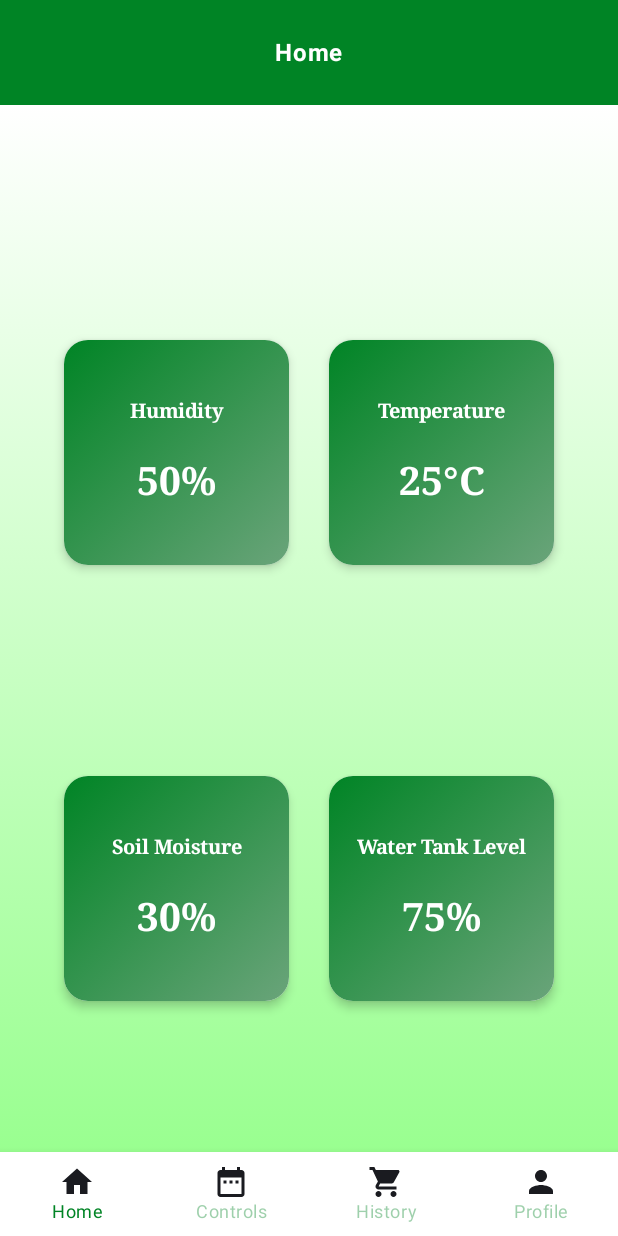
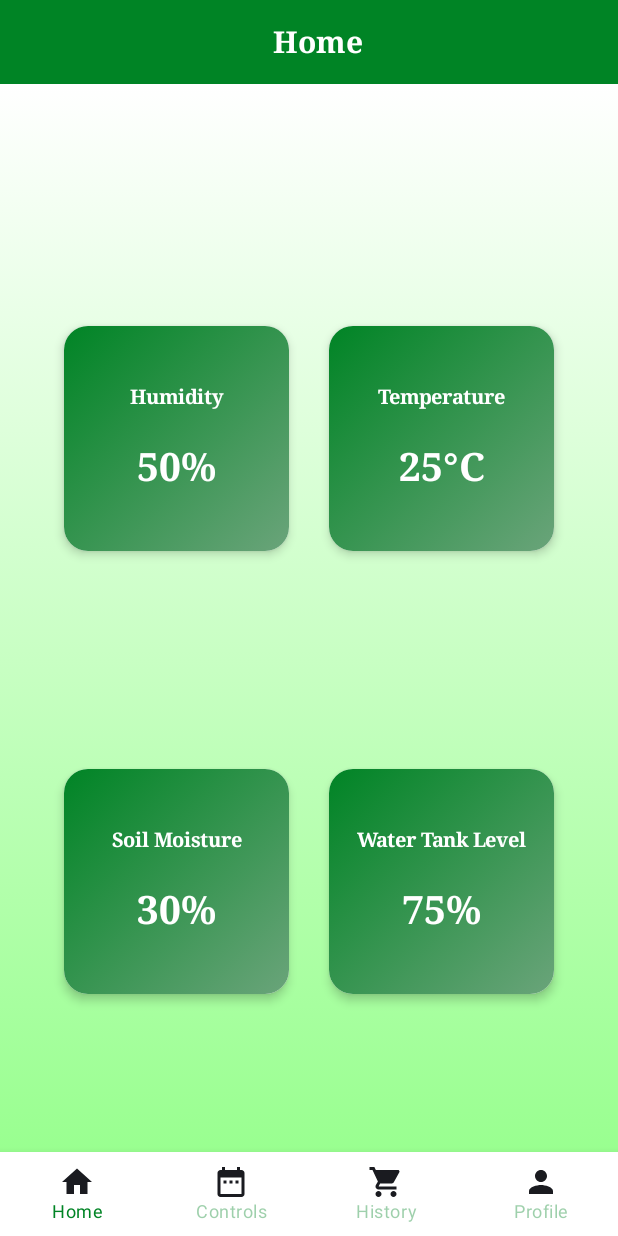
Before and after one commit to EddyWuu/AutoGreen_Mobile_Android, an Android app built with Jetpack Compose: the screen it shows after launch (MainActivity), on a phone screen of 412 x 824 dp. Run offline under Robolectric (Android 15) with nearby library versions, the phone set to English and light mode, and no system bars.

Commit message:
topappbar change

```diff
--- a/app/src/main/java/screens/HomeScreen.kt
+++ b/app/src/main/java/screens/HomeScreen.kt
@@ -12,23 +12,42 @@ import androidx.compose.foundation.layout.size
 import androidx.compose.foundation.shape.RoundedCornerShape
 import androidx.compose.material.Card
 import androidx.compose.material.Text
+import androidx.compose.material.TopAppBar
 import androidx.compose.runtime.Composable
 import androidx.compose.ui.Alignment
 import androidx.compose.ui.Modifier
 import androidx.compose.ui.graphics.Brush
 import androidx.compose.ui.graphics.Color
+import androidx.compose.ui.text.TextStyle
 import androidx.compose.ui.text.font.FontFamily
 import androidx.compose.ui.text.font.FontWeight
 import androidx.compose.ui.unit.dp
 import androidx.compose.ui.unit.sp
-import screens.tools.CustomTopAppBar
 
 @Composable
 fun HomeScreen() {
     Column(
         modifier = Modifier.fillMaxSize()
     ) {
-        CustomTopAppBar(title = "Home")
+        TopAppBar(
+            title = {
+                Box(
+                    modifier = Modifier.fillMaxSize(),
+                    contentAlignment = Alignment.Center
+                ) {
+                    Text(
+                        text = "Home",
+                        style = TextStyle(
+                            fontFamily = FontFamily.Serif,
+                            fontWeight = FontWeight.Bold,
+                            fontSize = 20.sp
+                        )
+                    )
+                }
+            },
+            backgroundColor = Color(0xFF008425),
+            contentColor = Color.White
+        )
         Box(
             modifier = Modifier
                 .fillMaxSize()
```
